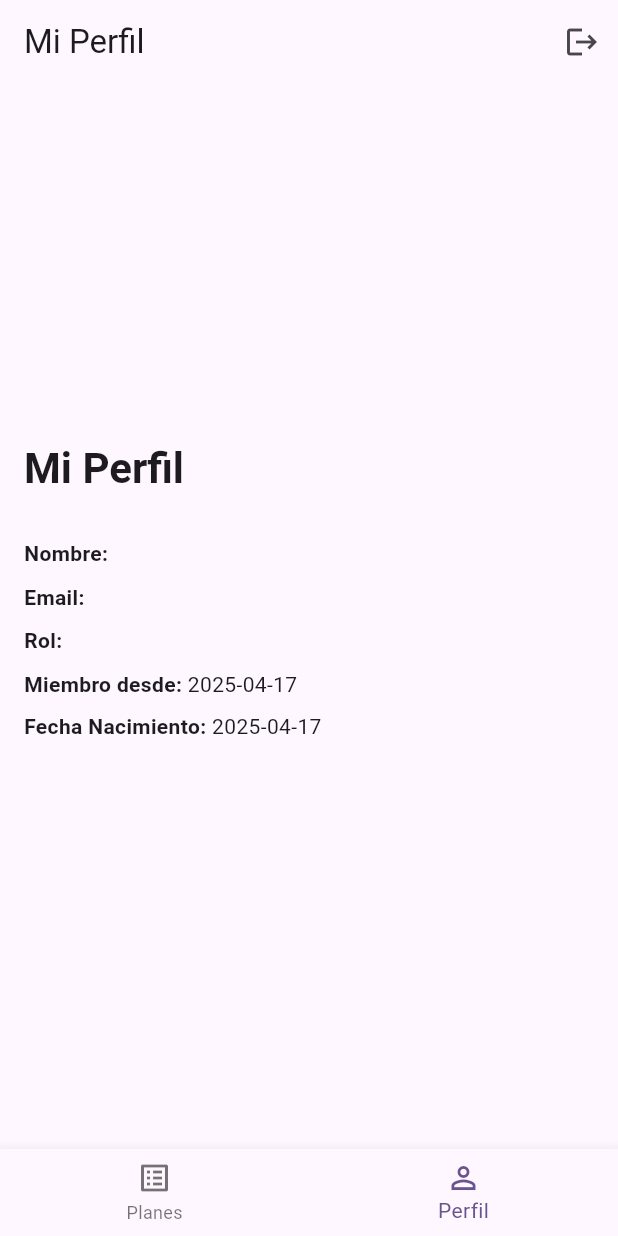
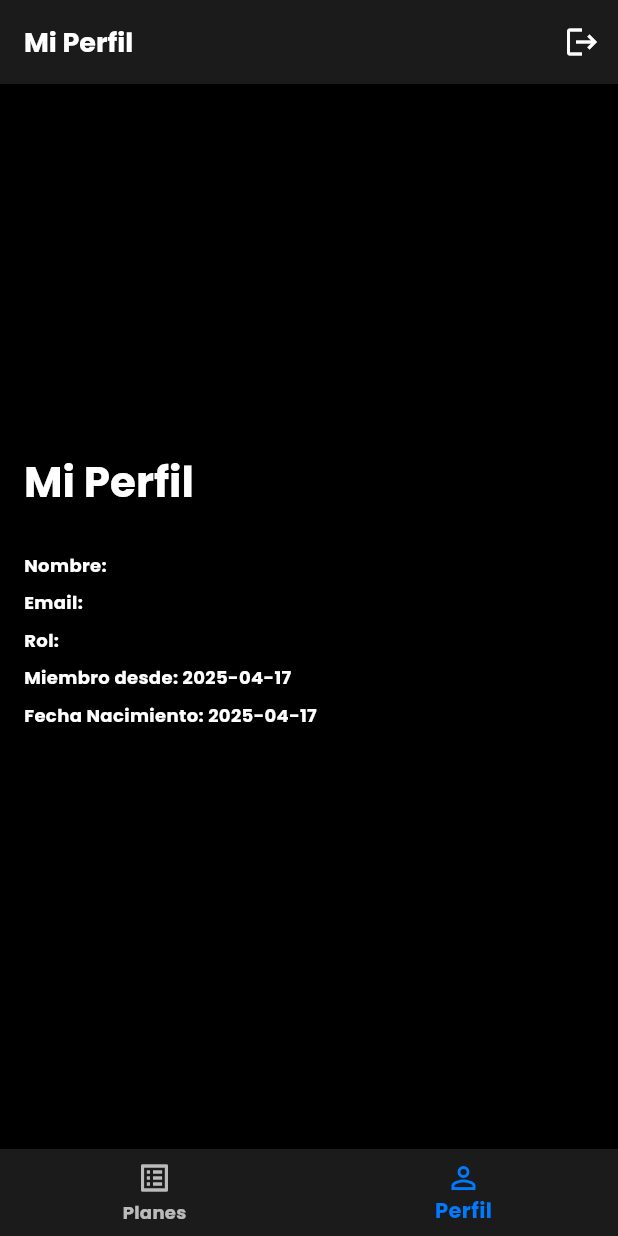
Before and after one commit to juanpcns/voleyball-training, a Flutter app: the screen it shows once a user with an empty profile is signed in, item 2 of the bottom bar chosen, on a phone screen of 412 x 824 dp. Run offline on Flutter 3.47's test engine with Material 3 defaults, Android fonts, the phone set to English and light mode, and no system bars; our stand-ins replace cloud_firestore, firebase_auth, firebase_core; accounts and stored records are empty.

Commit message:
camibio de diseño por defecto del main

```diff
--- a/voleyballtraining/lib/main.dart
+++ b/voleyballtraining/lib/main.dart
@@ -1,15 +1,13 @@
-// lib/main.dart (Completo - Versión Final con todos los Providers)
+// lib/main.dart (CON ThemeData PERSONALIZADO APLICADO)
 
+// --- Importaciones ---
 import 'package:flutter/material.dart';
 import 'package:firebase_core/firebase_core.dart';
-import 'package:firebase_auth/firebase_auth.dart' show User; // Importa solo User
-import 'package:provider/provider.dart'; // Importa Provider
+import 'package:firebase_auth/firebase_auth.dart' show User;
+import 'package:provider/provider.dart';
+import 'firebase_options.dart'; // Opciones de Firebase
 
-// Importa el archivo de opciones generado por FlutterFire
-import 'firebase_options.dart';
-
-// --- Importa tus Repositorios (Interfaces e Implementaciones) ---
-// (Asegúrate que estas rutas sean correctas para tu proyecto)
+// Repositorios
 import 'repositories/auth_repository_base.dart';
 import 'repositories/firebase_auth_repository.dart';
 import 'repositories/user_repository_base.dart';
@@ -17,109 +15,123 @@ import 'repositories/firestore_user_repository.dart';
 import 'repositories/training_plan_repository_base.dart';
 import 'repositories/firestore_training_plan_repository.dart';
 import 'repositories/plan_assignment_repository_base.dart';
-import 'repositories/firestore_plan_assignment_repository.dart'; // Verifica nombre de archivo
+import 'repositories/firestore_plan_assignment_repository.dart';
 
-// --- Importa tus Providers (ChangeNotifiers) ---
+// Providers
 import 'providers/auth_provider.dart';
 import 'providers/training_plan_provider.dart';
-import 'providers/user_provider.dart'; // Asegúrate de importar UserProvider
+import 'providers/user_provider.dart';
 
-// --- Importa tu Wrapper de Autenticación ---
-import 'auth_wrapper.dart'; // El widget que decide entre AuthView y HomeView
-// --- Fin Imports ---
+// Wrapper y Estilos
+import 'auth_wrapper.dart';
+// IMPORTANTE: Asegúrate que la ruta a TextStyles sea correcta
+import 'views/Styles/tipography/text_styles.dart'; // Importa tus estilos
 
-// Punto de entrada principal de la aplicación Dart/Flutter
+// --- Función main (sin cambios) ---
 void main() async {
-  // Necesario para asegurar que los bindings de Flutter estén listos
-  // antes de llamar a código nativo o asíncrono como Firebase.initializeApp
   WidgetsFlutterBinding.ensureInitialized();
-
-  // Inicializa Firebase usando las opciones específicas de la plataforma
-  // generadas por FlutterFire CLI.
   await Firebase.initializeApp(
     options: DefaultFirebaseOptions.currentPlatform,
   );
-
-  // Inicia la aplicación Flutter ejecutando el widget principal MyApp.
   runApp(const MyApp());
 }
 
-// Widget raíz de la aplicación.
+// --- Widget Raíz MyApp (MODIFICADO con ThemeData) ---
 class MyApp extends StatelessWidget {
   const MyApp({super.key});
 
+  // Define los colores principales de tu diseño para usarlos en el tema
+  static const Color primaryColor = Color(0xFFFF8C00); // Naranja principal
+  static const Color secondaryColor = Color(0xFF007BFF); // Azul secundario
+  static const Color darkBackground = Colors.black;
+  // Usamos el gris oscuro semi-transparente de ButtonDefault como superficie base
+  static const Color darkSurface = Color.fromRGBO(30, 30, 30, 0.9);
+
   @override
   Widget build(BuildContext context) {
-    // MultiProvider envuelve toda la aplicación para hacer disponibles los
-    // servicios (repositorios) y estados (providers) globalmente.
     return MultiProvider(
       providers: [
-        // --- 1. Proveedores de Repositorios (Capa de Datos) ---
-        // Se proveen las implementaciones concretas.
-
+        // --- Tus Providers (sin cambios) ---
         Provider<AuthRepositoryBase>( create: (_) => FirebaseAuthRepository()),
         Provider<UserRepositoryBase>( create: (_) => FirestoreUserRepository()),
         Provider<TrainingPlanRepositoryBase>( create: (_) => FirestoreTrainingPlanRepository()),
         Provider<PlanAssignmentRepositoryBase>( create: (_) => FirestorePlanAssignmentRepository()),
-
-        // --- 2. Proveedores de Streams y Estado (Lógica de Negocio/UI) ---
-        // Pueden depender de los repositorios definidos arriba.
-
-        // StreamProvider para el estado de autenticación global (User?)
         StreamProvider<User?>(
           create: (context) => context.read<AuthRepositoryBase>().authStateChanges,
           initialData: null,
-           catchError: (context, err) {
-              print('>>> ERROR en StreamProvider<User?>: $err');
-              return null;
-           },
+           catchError: (context, err) { print('>>> ERROR en StreamProvider<User?>: $err'); return null; },
         ),
+        ChangeNotifierProxyProvider2<AuthRepositoryBase, UserRepositoryBase, AuthProvider>(
+          create: (context) => AuthProvider( context.read<AuthRepositoryBase>(), context.read<UserRepositoryBase>(), ),
+          update: (context, authRepo, userRepo, previous) => previous ?? AuthProvider(authRepo, userRepo),
+        ),
+        ChangeNotifierProxyProvider3<AuthRepositoryBase, TrainingPlanRepositoryBase, PlanAssignmentRepositoryBase, TrainingPlanProvider>(
+          create: (context) => TrainingPlanProvider( context.read<TrainingPlanRepositoryBase>(), context.read<AuthRepositoryBase>(), context.read<PlanAssignmentRepositoryBase>(), ),
+          update: (context, authRepo, planRepo, assignRepo, previous) => previous ?? TrainingPlanProvider(planRepo, authRepo, assignRepo),
+        ),
+        ChangeNotifierProxyProvider<UserRepositoryBase, UserProvider>(
+          create: (context) => UserProvider(context.read<UserRepositoryBase>()),
+          update: (context, userRepo, previous) => previous ?? UserProvider(userRepo),
+        ),
+      ],
+      // --- MaterialApp con ThemeData personalizado ---
+      child: MaterialApp(
+        title: 'Voley App',
+        theme: ThemeData(
+          // *** ThemeData Personalizado ***
+          brightness: Brightness.dark, // Tema oscuro
+          fontFamily: 'Poppins',      // Fuente por defecto
 
-        // ChangeNotifierProxyProvider2 para AuthProvider
-        // Depende de AuthRepositoryBase y UserRepositoryBase.
-        ChangeNotifierProxyProvider2<AuthRepositoryBase, UserRepositoryBase, AuthProvider>(
-          create: (context) => AuthProvider(
-              context.read<AuthRepositoryBase>(),
-              context.read<UserRepositoryBase>(),
+          // Esquema de colores principal
+          colorScheme: const ColorScheme(
+            brightness: Brightness.dark,
+            primary: primaryColor,         // Naranja
+            onPrimary: Colors.white,       // Texto sobre Naranja
+            secondary: secondaryColor,       // Azul
+            onSecondary: Colors.white,     // Texto sobre Azul
+            error: Colors.redAccent,       // Rojo para errores
+            onError: Colors.white,         // Texto sobre Error
+            surface: darkSurface,          // Superficies (cards, dialogs, etc.)
+            onSurface: Colors.white,       // Texto sobre Superficies
+            background: darkBackground,      // Fondo de Scaffolds (negro)
+            onBackground: Colors.white,    // Texto sobre Fondo
           ),
-          update: (context, authRepo, userRepo, previousAuthProvider) =>
-              previousAuthProvider ?? AuthProvider(authRepo, userRepo),
+
+          // Estilos de texto base derivados de TextStyles
+          textTheme: TextTheme(
+            bodyLarge: TextStyles.defaultText.copyWith(fontSize: 14),
+            bodyMedium: TextStyles.defaultText, // Base (size 12)
+            // Define otros estilos base si quieres (opcional, puedes usar TextStyles directamente)
+            titleLarge: const TextStyle(fontFamily: 'Poppins', fontWeight: FontWeight.bold, fontSize: 18, color: Colors.white),
+            titleMedium: const TextStyle(fontFamily: 'Poppins', fontWeight: FontWeight.bold, fontSize: 16, color: Colors.white70),
+            titleSmall: const TextStyle(fontFamily: 'Poppins', fontWeight: FontWeight.bold, fontSize: 14, color: Colors.white70),
+            labelLarge: TextStyles.button, // Para botones
+            bodySmall: TextStyles.defaultText.copyWith(fontSize: 11, color: Colors.white70),
+          ),
+
+          // Estilo para FloatingActionButton
+          floatingActionButtonTheme: const FloatingActionButtonThemeData(
+            backgroundColor: primaryColor, // Naranja
+            foregroundColor: Colors.white,  // Icono blanco
+          ),
+
+           // (Opcional) Puedes añadir más personalizaciones aquí:
+           scaffoldBackgroundColor: darkBackground, // Asegura fondo negro por defecto
+           // appBarTheme: AppBarTheme( // Si usaras AppBar estándar
+           //   backgroundColor: Colors.transparent, // Ejemplo: AppBar transparente
+           //   elevation: 0,
+           //   titleTextStyle: TextStyles.button.copyWith(fontSize: 18), // Título con estilo botón
+           //   iconTheme: IconThemeData(color: Colors.white), // Iconos blancos
+           // ),
+           // cardTheme: CardTheme( // Estilo base para Cards si los usas
+           //    color: darkSurface.withOpacity(0.8), // Ejemplo: superficie oscura
+           //    elevation: 0,
+           //    shape: RoundedRectangleBorder(borderRadius: BorderRadius.circular(12)),
+           // ),
+
         ),
-
-        // ChangeNotifierProxyProvider3 para TrainingPlanProvider
-        // Depende de AuthRepo(T), PlanRepo(T2), y AssignmentRepo(T3).
-        ChangeNotifierProxyProvider3<AuthRepositoryBase, TrainingPlanRepositoryBase, PlanAssignmentRepositoryBase, TrainingPlanProvider>(
-          create: (context) => TrainingPlanProvider(
-            context.read<TrainingPlanRepositoryBase>(),    // planRepo
-            context.read<AuthRepositoryBase>(),         // authRepo
-            context.read<PlanAssignmentRepositoryBase>(), // assignmentRepo
-          ),
-          update: (context, authRepo, planRepo, assignmentRepo, previousPlanProvider) =>
-              previousPlanProvider ?? TrainingPlanProvider(planRepo, authRepo, assignmentRepo),
-        ),
-
-         // ChangeNotifierProxyProvider para UserProvider
-         // Depende solo de UserRepositoryBase (T).
-        ChangeNotifierProxyProvider<UserRepositoryBase, UserProvider>(
-           create: (context) => UserProvider(context.read<UserRepositoryBase>()),
-           update: (context, userRepo, previousUserProvider) =>
-              previousUserProvider ?? UserProvider(userRepo),
-        ),
-
-        // --- Otros providers globales irían aquí ---
-
-      ],
-      // El widget hijo es MaterialApp, que define la estructura visual base.
-      child: MaterialApp(
-        title: 'Voley App', // Título de la aplicación
-        theme: ThemeData(
-          // Tema visual
-          colorScheme: ColorScheme.fromSeed(seedColor: Colors.deepPurple),
-          useMaterial3: true,
-        ),
-        // Punto de entrada visual después de los providers.
-        home: const AuthWrapper(), // AuthWrapper decide qué mostrar
-        debugShowCheckedModeBanner: false, // Quita el banner "DEBUG"
+        home: const AuthWrapper(), // Punto de entrada
+        debugShowCheckedModeBanner: false, // Quitar banner DEBUG
       ),
     );
   }
```
